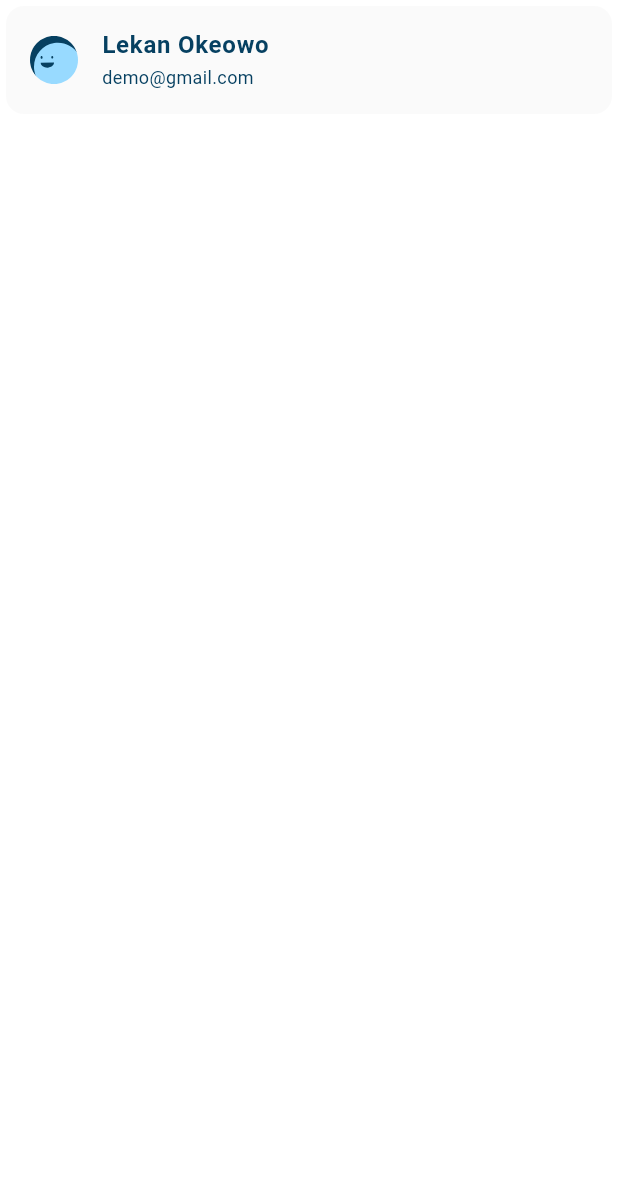
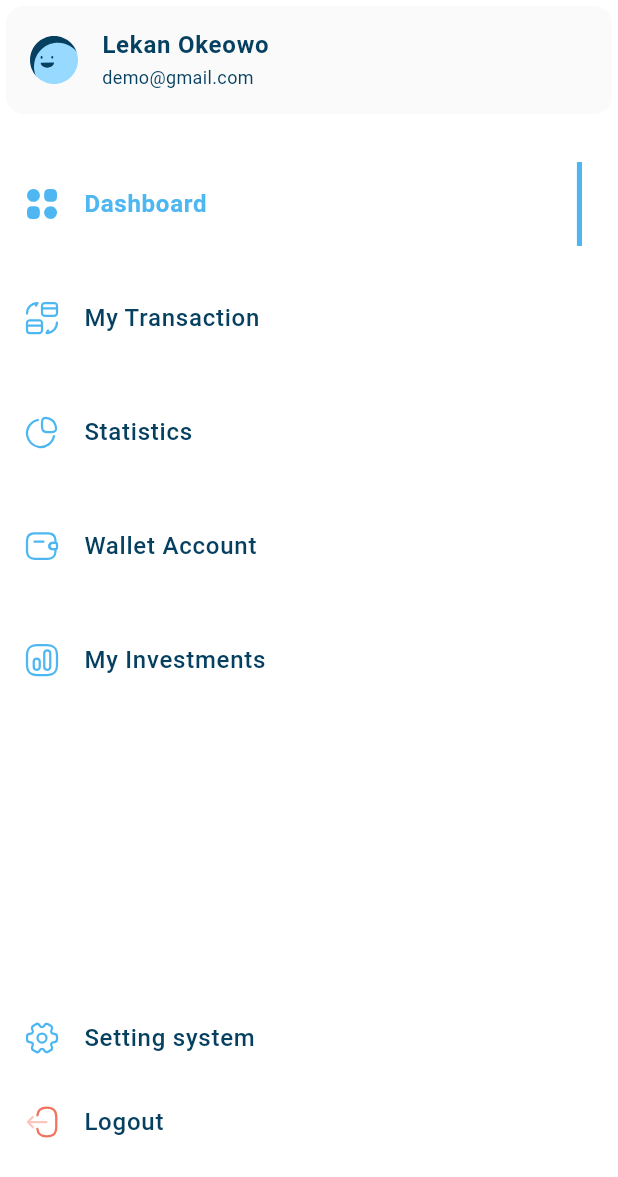
Before and after one commit to zyaddmostafa/dashboard, a Flutter app: the screen it shows after launch, on a phone screen of 412 x 824 dp. Shown: the top 1177 px of the screen. Run offline on Flutter 3.47's test engine with Material 3 defaults, Android fonts, the phone set to English and light mode, and no system bars; our stand-ins replace flutter_svg.

Commit message:
finish custom drawer

```diff
--- a/lib/utils/app_images.dart
+++ b/lib/utils/app_images.dart
@@ -38,6 +38,14 @@ class Assets {
   /// assets/images/investment.svg
   static const String imagesInvestment = "assets/images/investment.svg";
 
+  /// Assets for imagesLogout
+  /// assets/images/logout.svg
+  static const String imagesLogout = "assets/images/logout.svg";
+
+  /// Assets for imagesSettings
+  /// assets/images/settings.svg
+  static const String imagesSettings = "assets/images/settings.svg";
+
   /// Assets for imagesStatistics
   /// assets/images/statistics.svg
   static const String imagesStatistics = "assets/images/statistics.svg";
--- /dev/null
+++ b/lib/views/widgets/active_and_inactive_item.dart
@@ -0,0 +1,38 @@
+import 'package:flutter/material.dart';
+import 'package:flutter_svg/svg.dart';
+import 'package:responsivedashboard/models/drawer_item_model.dart';
+import 'package:responsivedashboard/utils/styles.dart';
+
+class InActiveItem extends StatelessWidget {
+  const InActiveItem({super.key, required this.drawerItemModel});
+  final DrawerItemModel drawerItemModel;
+  @override
+  Widget build(BuildContext context) {
+    return ListTile(
+      leading: SvgPicture.asset(drawerItemModel.image),
+      title: Text(
+        drawerItemModel.title,
+        style: Styles.styleMedium16,
+      ),
+    );
+  }
+}
+
+class ActiveItem extends StatelessWidget {
+  const ActiveItem({super.key, required this.drawerItemModel});
+  final DrawerItemModel drawerItemModel;
+  @override
+  Widget build(BuildContext context) {
+    return ListTile(
+      leading: SvgPicture.asset(drawerItemModel.image),
+      title: Text(
+        drawerItemModel.title,
+        style: Styles.styleBold16,
+      ),
+      trailing: Container(
+        width: 3.4,
+        color: Color(0xff4EB7F2),
+      ),
+    );
+  }
+}
--- a/lib/views/widgets/custom_drawer.dart
+++ b/lib/views/widgets/custom_drawer.dart
@@ -1,5 +1,8 @@
 import 'package:flutter/material.dart';
+import 'package:responsivedashboard/models/drawer_item_model.dart';
 import 'package:responsivedashboard/utils/app_images.dart';
+import 'package:responsivedashboard/views/widgets/active_and_inactive_item.dart';
+import 'package:responsivedashboard/views/widgets/drawer_item_list_view.dart';
 import 'package:responsivedashboard/views/widgets/user_info.dart';
 
 class CustomDrawer extends StatelessWidget {
@@ -10,15 +13,42 @@ class CustomDrawer extends StatelessWidget {
   @override
   Widget build(BuildContext context) {
     return Container(
-        color: Colors.white,
-        child: Column(
-          children: [
-            UserInfo(
+      color: Colors.white,
+      child: CustomScrollView(
+        slivers: [
+          SliverToBoxAdapter(
+            child: UserInfo(
               image: Assets.imagesAvatar3,
               title: 'Lekan Okeowo',
               subtitle: 'demo@gmail.com',
             ),
-          ],
-        ));
+          ),
+          SliverToBoxAdapter(
+            child: SizedBox(
+              height: 8,
+            ),
+          ),
+          DrawerItemListView(),
+          SliverFillRemaining(
+            hasScrollBody: false,
+            child: Column(
+              children: [
+                Expanded(
+                    child: SizedBox(
+                  height: 20,
+                )),
+                InActiveItem(
+                    drawerItemModel: DrawerItemModel(
+                        title: 'Setting system', image: Assets.imagesSettings)),
+                InActiveItem(
+                    drawerItemModel: DrawerItemModel(
+                        title: 'Logout', image: Assets.imagesLogout)),
+                SizedBox(height: 48),
+              ],
+            ),
+          ),
+        ],
+      ),
+    );
   }
 }
--- a/lib/views/widgets/drawer_item.dart
+++ b/lib/views/widgets/drawer_item.dart
@@ -1,21 +1,19 @@
 import 'package:flutter/material.dart';
-import 'package:flutter_svg/svg.dart';
 import 'package:responsivedashboard/models/drawer_item_model.dart';
-import 'package:responsivedashboard/utils/styles.dart';
+import 'package:responsivedashboard/views/widgets/active_and_inactive_item.dart';
 
 class DrawerItem extends StatelessWidget {
-  const DrawerItem(
-      {super.key, required this.drawerItemModel, required this.isactive});
+  const DrawerItem({
+    super.key,
+    required this.drawerItemModel,
+    required this.isactive,
+  });
   final DrawerItemModel drawerItemModel;
   final bool isactive;
   @override
   Widget build(BuildContext context) {
-    return ListTile(
-      leading: SvgPicture.asset(drawerItemModel.image),
-      title: Text(
-        drawerItemModel.title,
-        style: Styles.styleMedium16,
-      ),
-    );
+    return isactive
+        ? ActiveItem(drawerItemModel: drawerItemModel)
+        : InActiveItem(drawerItemModel: drawerItemModel);
   }
 }
--- a/lib/views/widgets/drawer_item_list_view.dart
+++ b/lib/views/widgets/drawer_item_list_view.dart
@@ -21,10 +21,8 @@ class _DrawerItemListViewState extends State<DrawerItemListView> {
   int isactive = 0;
   @override
   Widget build(BuildContext context) {
-    return ListView.builder(
-      shrinkWrap: true,
+    return SliverList.builder(
       itemCount: drawerItems.length,
-      physics: NeverScrollableScrollPhysics(),
       itemBuilder: (context, index) {
         return GestureDetector(
           onTap: () {
```
Also changed, not shown: assets/images/logout.svg (added), assets/images/settings.svg (added).
